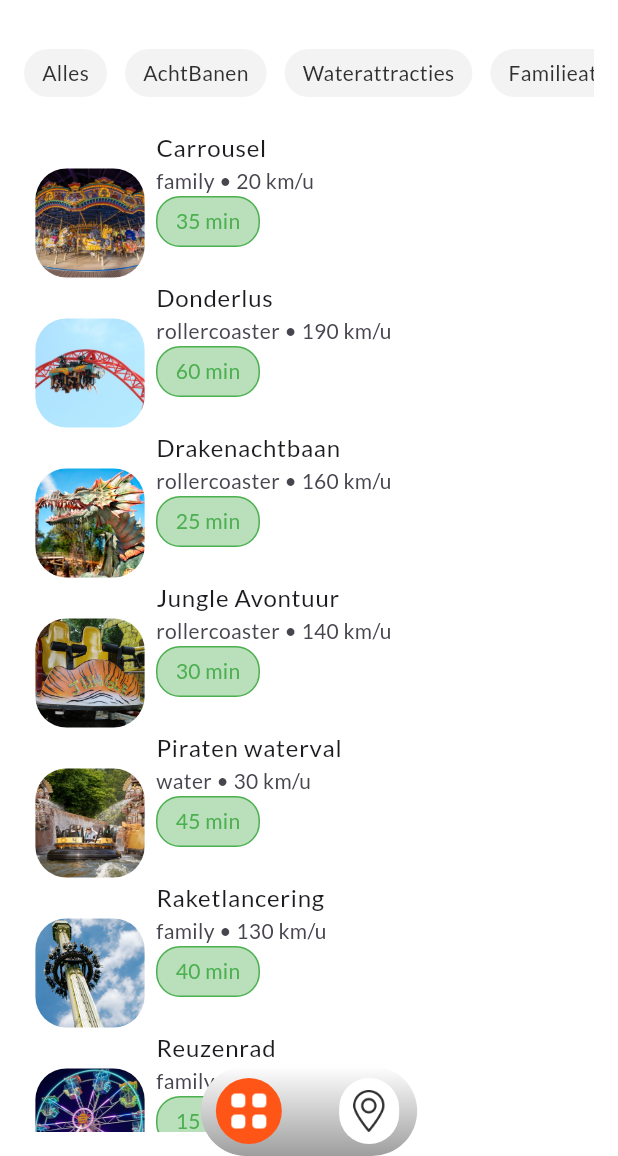
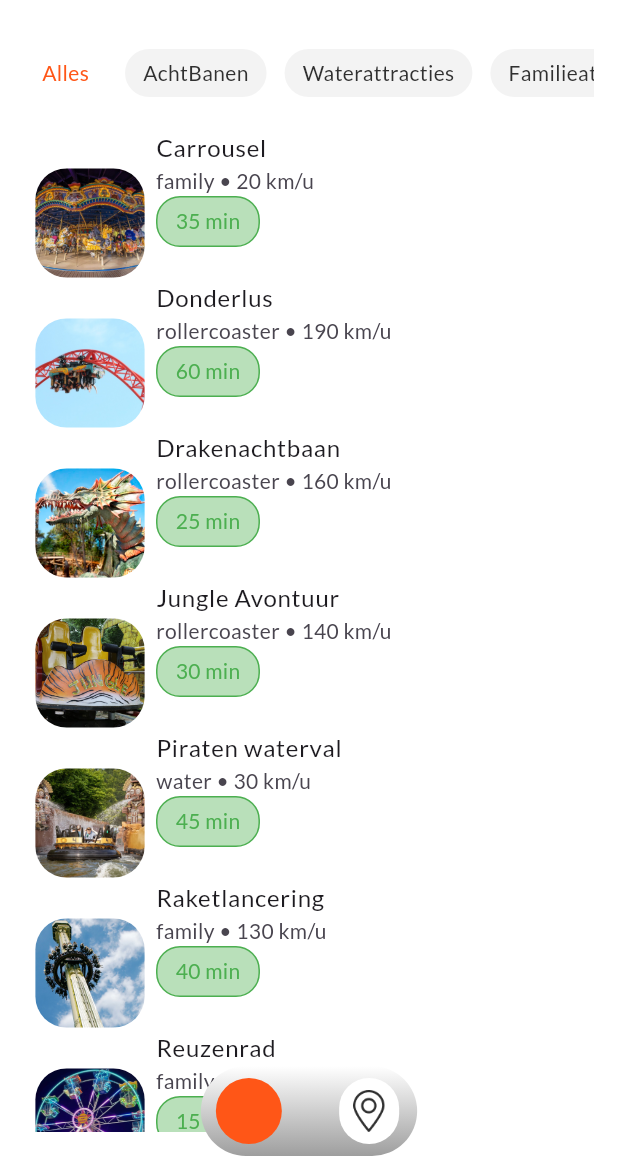
Before and after one commit to 0353497/Opdracht_A_Den_Bosch, a Flutter app: the screen it shows after launch, after a tap on "Bekijk alle attracties", on a phone screen of 412 x 824 dp, the part 80-1236 px from its top. Run offline on Flutter 3.47's test engine with Material 3 defaults, Android fonts, the phone set to English and light mode, and no system bars; our stand-ins replace get; Roboto replaces fonts that are missing (Bakbak_One); project files that could hold a hidden picture were left out.

Commit message:
Enhance FloatingNavBar with dynamic icon colors and update AttractionsPage for category filtering

```diff
--- a/woluni_park/lib/components/floating_nav_bar.dart
+++ b/woluni_park/lib/components/floating_nav_bar.dart
@@ -33,7 +33,10 @@
                 ),
               ),
               onPressed: () => Get.to(() => AttractionsPage()),
-              icon: Image.asset("assets/images/menu_square.png"),
+              icon: Image.asset(
+                "assets/images/menu_square.png",
+                color: active == 0 ? Color(0xffFF5617) : Color(0xff030303),
+              ),
             ),
             IconButton(
               style: ButtonStyle(
@@ -42,7 +45,9 @@
                 ),
               ),
               onPressed: () => Get.to(() => ParkMapPage()),
-              icon: Image.asset("assets/images/marker_outline.png"),
+              icon: active == 1
+                  ? Icon(Icons.location_on, color: Colors.white)
+                  : Image.asset("assets/images/marker_outline.png"),
             ),
           ],
         ),
--- a/woluni_park/lib/pages/attractions_page.dart
+++ b/woluni_park/lib/pages/attractions_page.dart
@@ -2,7 +2,6 @@
 import 'package:get/route_manager.dart';
 import 'package:woluni_park/components/floating_nav_bar.dart';
 import 'package:woluni_park/pages/attractions_details_page.dart';
-import 'package:woluni_park/pages/park_map_page.dart';
 import 'package:woluni_park/services/json_reader.dart';
 
 class AttractionsPage extends StatefulWidget {
@@ -13,6 +12,17 @@
 }
 
 class _AttractionsPageState extends State<AttractionsPage> {
+  int selectedCategory = 0;
+  late Future<List> allAttractions;
+  List allAttractionsValue = [];
+  List filteredAttractions = [];
+  @override
+  void initState() {
+    super.initState();
+    allAttractions = JsonReader.readJson("assets/attractions.json");
+    init();
+  }
+
   @override
   Widget build(BuildContext context) {
     return Scaffold(
@@ -54,15 +64,25 @@
                   child: Row(
                     spacing: 12,
                     children: [
-                      PillCategoryContainer(onTap: () {}, text: 'Alles'),
-                      PillCategoryContainer(onTap: () {}, text: 'AchtBanen'),
                       PillCategoryContainer(
-                        onTap: () {},
-                        text: 'Waterattracties',
+                        onTap: () => applyCategory(0),
+                        text: 'Alles',
+                        isSelectedCategory: selectedCategory == 0,
                       ),
                       PillCategoryContainer(
-                        onTap: () {},
+                        onTap: () => applyCategory(1),
+                        text: 'AchtBanen',
+                        isSelectedCategory: selectedCategory == 1,
+                      ),
+                      PillCategoryContainer(
+                        onTap: () => applyCategory(2),
+                        text: 'Waterattracties',
+                        isSelectedCategory: selectedCategory == 2,
+                      ),
+                      PillCategoryContainer(
+                        onTap: () => applyCategory(3),
                         text: 'Familieattracties',
+                        isSelectedCategory: selectedCategory == 3,
                       ),
                     ],
                   ),
@@ -70,7 +90,7 @@
               ),
               Expanded(
                 child: FutureBuilder(
-                  future: JsonReader.readJson("assets/attractions.json"),
+                  future: allAttractions,
                   builder: (context, asyncSnapshot) {
                     if (asyncSnapshot.connectionState ==
                         ConnectionState.waiting) {
@@ -80,9 +100,9 @@
                       return Center(child: Text("no data"));
                     }
                     return ListView.builder(
-                      itemCount: asyncSnapshot.data!.length,
+                      itemCount: filteredAttractions.length,
                       itemBuilder: (context, index) {
-                        final attraction = asyncSnapshot.data![index];
+                        final attraction = filteredAttractions[index];
                         return AttractionDetailListTile(
                           attraction: attraction,
                           onTap: () => Get.to(
@@ -100,6 +120,32 @@
         ),
       ),
     );
+  }
+
+  void init() async {
+    filteredAttractions = await allAttractions;
+    allAttractionsValue = await JsonReader.readJson("assets/attractions.json");
+  }
+
+  Future<void> applyCategory(int categoryIndex) async {
+    selectedCategory = categoryIndex;
+    filteredAttractions = allAttractionsValue;
+    if (categoryIndex == 1) {
+      filteredAttractions = allAttractionsValue
+          .where((value) => value["category"] == "rollercoaster")
+          .toList();
+    }
+    if (categoryIndex == 2) {
+      filteredAttractions = allAttractionsValue
+          .where((value) => value["category"] == "water")
+          .toList();
+    }
+    if (categoryIndex == 3) {
+      filteredAttractions = allAttractionsValue
+          .where((value) => value["category"] == "family")
+          .toList();
+    }
+    setState(() {});
   }
 }
 
@@ -175,13 +221,11 @@
     super.key,
     required this.onTap,
     required this.text,
-    this.backgroundColor = const Color(0x33C3C3C3),
-    this.textColor = const Color(0xff303030),
+    required this.isSelectedCategory,
   });
+  final bool isSelectedCategory;
   final VoidCallback onTap;
   final String text;
-  final Color backgroundColor;
-  final Color textColor;
 
   @override
   Widget build(BuildContext context) {
@@ -191,9 +235,14 @@
         padding: EdgeInsets.symmetric(horizontal: 12, vertical: 6),
         decoration: BoxDecoration(
           borderRadius: BorderRadius.circular(16),
-          color: backgroundColor,
+          color: isSelectedCategory ? Colors.white : const Color(0x33C3C3C3),
         ),
-        child: Text(text, style: TextStyle(color: textColor)),
+        child: Text(
+          text,
+          style: TextStyle(
+            color: isSelectedCategory ? Color(0xffff5617) : Color(0xff303030),
+          ),
+        ),
       ),
     );
   }
--- a/woluni_park/lib/pages/park_map_page.dart
+++ b/woluni_park/lib/pages/park_map_page.dart
@@ -1,6 +1,5 @@
 import 'package:flutter/material.dart';
 import 'package:woluni_park/components/floating_nav_bar.dart';
-import 'package:woluni_park/pages/attractions_page.dart';
 
 class ParkMapPage extends StatefulWidget {
   const ParkMapPage({super.key});
```
